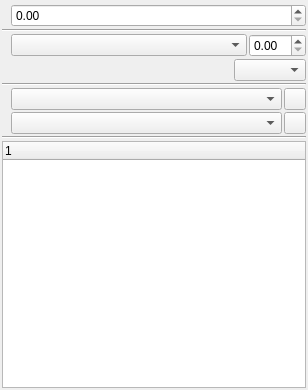
Old version of the form scribus/ui/propertiespalette_textbase.ui in the repository HOST-Oman/scribus.
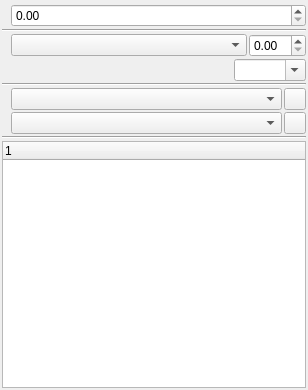
New version of the form. Icons and pictures are not drawn. Custom widgets are drawn as their Qt base class.

Commit message:
Make language combo boxes editable
We have lots of languages, making them editable allows to easily find a
language by typing it.

Diff of the .ui file:
```diff
--- a/scribus/ui/propertiespalette_textbase.ui
+++ b/scribus/ui/propertiespalette_textbase.ui
@@ -134,7 +134,11 @@
       </spacer>
      </item>
      <item>
-      <widget class="QComboBox" name="langCombo"/>
+      <widget class="QComboBox" name="langCombo">
+       <property name="editable">
+        <bool>true</bool>
+       </property>
+      </widget>
      </item>
     </layout>
    </item>
```
The commit also changes 1 other file.
